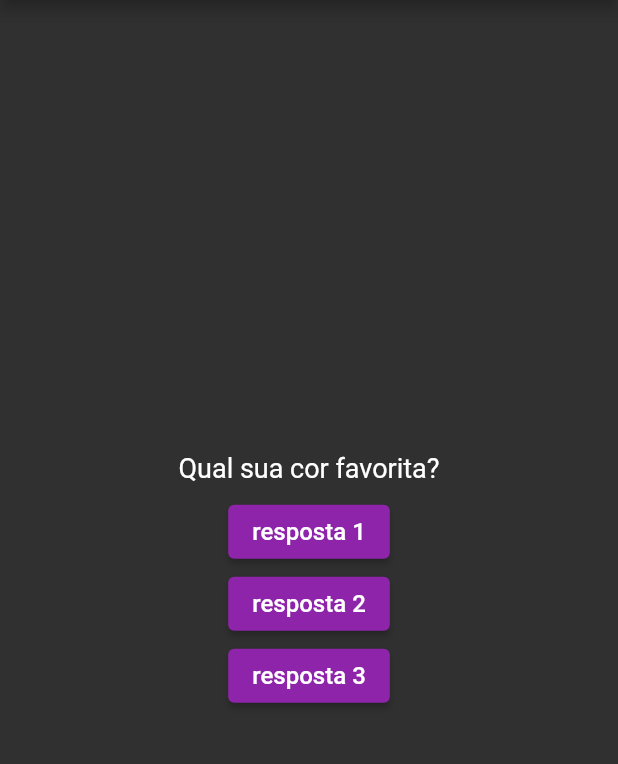
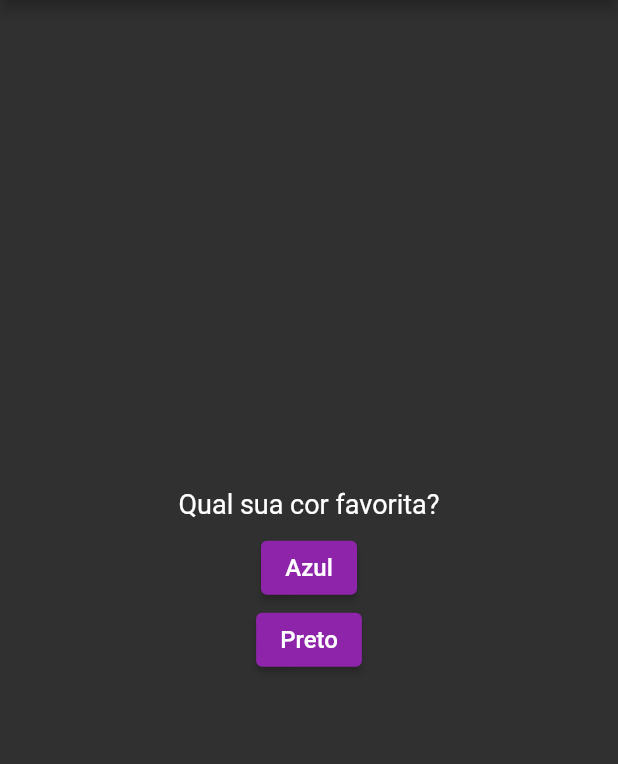
Before and after one commit to anastaciom/first-app-made-in-Flutter, a Flutter app: the screen it shows after launch, on a phone screen of 412 x 824 dp, the part 84-848 px from its top. Run offline on Flutter 3.47's test engine with Material 2 defaults, Android fonts, the light colour scheme and no system bars.

Commit message:
refactor: create private method and render responses

```diff
--- a/lib/main.dart
+++ b/lib/main.dart
@@ -6,18 +6,33 @@ void main() => runApp(QuestionApp());
 
 class QuestionAppState extends State<QuestionApp> {
   int whatQuestion = 0;
+
+  final List<Map<String, Object>> _questions = const [
+    {
+      'question': 'Qual sua cor favorita?',
+      'answers': ['Azul', 'Preto']
+    },
+    {
+      'question': 'Qual sua linguagem de programação favorita?',
+      'answers': ['Javascript', 'Dart']
+    }
+  ];
+
+  bool get selectedQuestion {
+    return whatQuestion < _questions.length;
+  }
+
   @override
   Widget build(BuildContext context) {
-    final List<String> questions = [
-      'Qual sua cor favorita?',
-      'Qual dessas não é uma linguagem de programação?',
-    ];
     void handleClick({required String answer}) {
       print('was clicked on answer $answer');
       setState(() {
         whatQuestion++;
       });
     }
+
+    List<String> allAnswers =
+        selectedQuestion ? _questions[whatQuestion].cast()['answers'] : [];
 
     return MaterialApp(
       debugShowCheckedModeBanner: false,
@@ -33,7 +48,7 @@ class QuestionAppState extends State<QuestionApp> {
             child: Column(
           mainAxisAlignment: MainAxisAlignment.center,
           children: [
-            whatQuestion == questions.length
+            !selectedQuestion
                 ? Text(
                     'Finish!! 🎉',
                     style: TextStyle(
@@ -46,15 +61,15 @@ class QuestionAppState extends State<QuestionApp> {
                     children: [
                       Padding(
                         padding: EdgeInsets.all(8.0),
-                        child:
-                            Question(text: questions[whatQuestion], size: 18),
+                        child: Question(
+                            text:
+                                _questions[whatQuestion]['question'].toString(),
+                            size: 18),
                       ),
-                      BtnWithTheAnswer(
-                          text: 'resposta 1', handleClick: handleClick),
-                      BtnWithTheAnswer(
-                          text: 'resposta 2', handleClick: handleClick),
-                      BtnWithTheAnswer(
-                          text: 'resposta 3', handleClick: handleClick),
+                      ...allAnswers
+                          .map((e) => BtnWithTheAnswer(
+                              handleClick: handleClick, text: e))
+                          .toList()
                     ],
                   )
           ],
```
